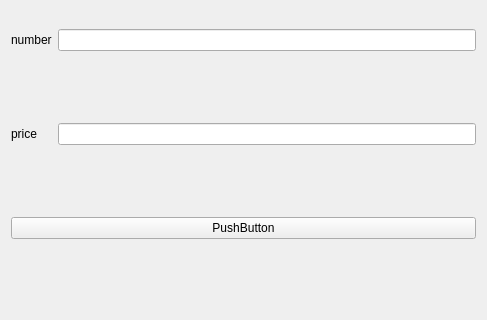
Old version of the form add.ui in the repository AP-1400-2/G3-Final; both pictures show x 0 to 487 and y 142 to 462 of the 487 by 462 pixel window.
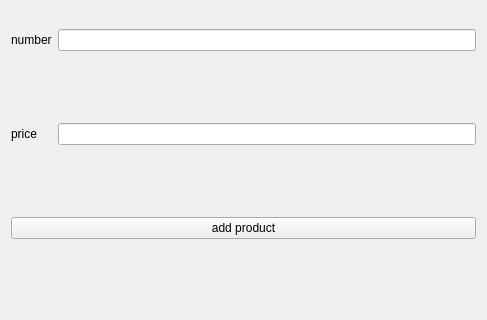
New version of the form.

Commit message: insert add product function

What changed in the file:
```diff
--- a/add.ui
+++ b/add.ui
@@ -47,7 +47,7 @@
    <item row="3" column="0" colspan="2">
     <widget class="QPushButton" name="pushButton">
      <property name="text">
-      <string>PushButton</string>
+      <string>add product</string>
      </property>
     </widget>
    </item>
```
Left out of the diff: 8 changed lines with no effect on the pictures. The commit also changes 4 other files.
